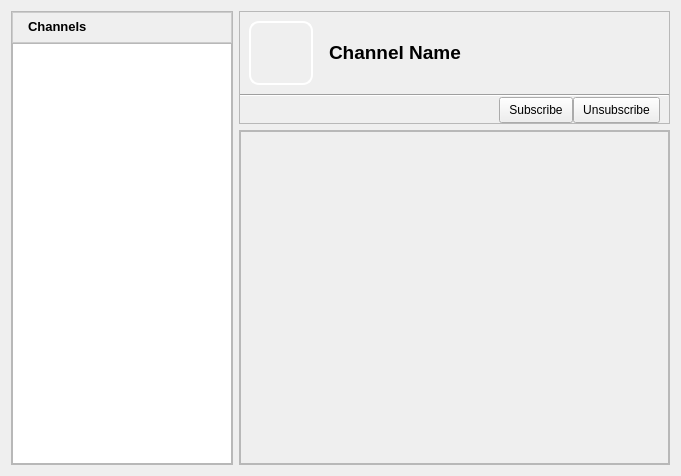
This is retroshare-gui/src/gui/ChannelFeed.ui in RetroShare/RetroShare as Qt 5 draws it before an edit. The edited form follows.
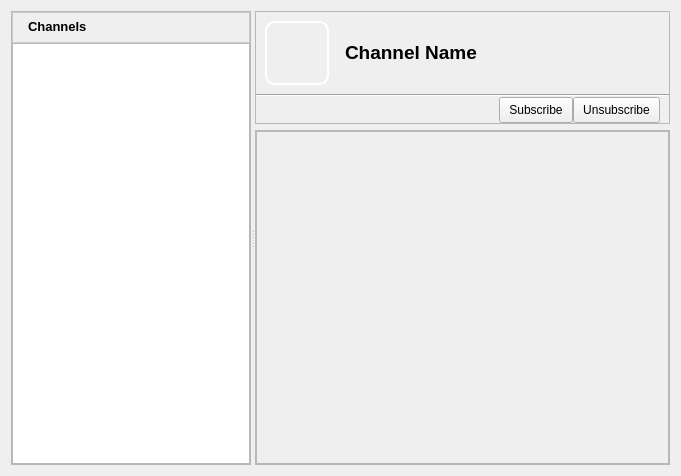
This is the edited form. Icons and pictures are not drawn.

Commit message: added splitter to channelFeed and changed the minimum size for the channel tree

Patch:
```diff
--- a/retroshare-gui/src/gui/ChannelFeed.ui
+++ b/retroshare-gui/src/gui/ChannelFeed.ui
@@ -27,6 +27,10 @@
   </property>
   <layout class="QGridLayout" name="gridLayout_7">
    <item row="0" column="0">
+    <widget class="QSplitter" name="splitter">
+     <property name="orientation">
+      <enum>Qt::Horizontal</enum>
+     </property>
     <widget class="QFrame" name="chanFrame">
      <property name="sizePolicy">
       <sizepolicy hsizetype="Preferred" vsizetype="Preferred">
@@ -36,13 +40,13 @@
      </property>
      <property name="minimumSize">
       <size>
-       <width>222</width>
+        <width>0</width>
        <height>0</height>
       </size>
      </property>
      <property name="maximumSize">
       <size>
-       <width>222</width>
+        <width>240</width>
        <height>16777215</height>
       </size>
      </property>
@@ -81,7 +85,7 @@
         </property>
         <property name="maximumSize">
          <size>
-          <width>220</width>
+           <width>240</width>
           <height>38</height>
          </size>
         </property>
@@ -260,8 +264,7 @@
       </item>
      </layout>
     </widget>
-   </item>
-   <item row="0" column="1">
+     <widget class="QWidget" name="layoutWidget">
     <layout class="QGridLayout" name="gridLayout_4">
      <item row="0" column="0">
       <widget class="QFrame" name="frame">
@@ -513,7 +516,7 @@
             <rect>
              <x>0</x>
              <y>0</y>
-             <width>429</width>
+               <width>412</width>
              <height>331</height>
             </rect>
            </property>
@@ -551,6 +554,8 @@
       </widget>
      </item>
     </layout>
+     </widget>
+    </widget>
    </item>
   </layout>
   <action name="actionCreate_Channel">
```
Lines whose indentation alone changed are shown as unchanged.
